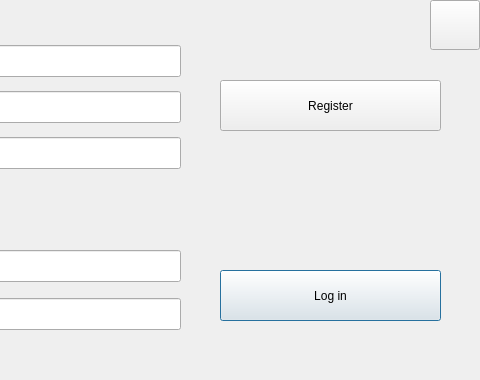
First picture: the form in Client/settingsdialog.ui, repository ArtemD/SpeedFreak, before the edit; both pictures show x 320 to 800 and y 0 to 380 of the 800 by 380 pixel window.
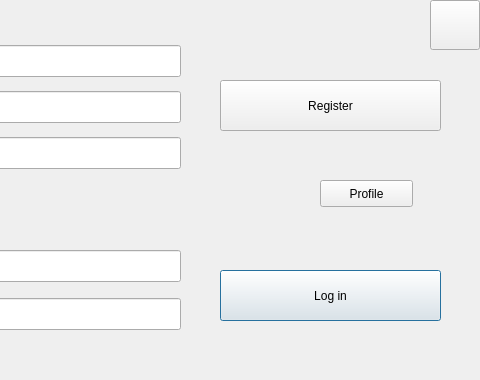
Second picture: the form after the edit. Icons and pictures are not drawn.

Commit message: Profile dialog development

```diff
--- a/Client/settingsdialog.ui
+++ b/Client/settingsdialog.ui
@@ -257,6 +257,29 @@
     </size>
    </property>
   </widget>
+  <widget class="QPushButton" name="pushButtonProfile">
+   <property name="geometry">
+    <rect>
+     <x>640</x>
+     <y>180</y>
+     <width>93</width>
+     <height>27</height>
+    </rect>
+   </property>
+   <property name="text">
+    <string>Profile</string>
+   </property>
+  </widget>
+  <zorder>label</zorder>
+  <zorder>setUserLabel</zorder>
+  <zorder>setUserPushButton</zorder>
+  <zorder>registrateLabel</zorder>
+  <zorder>registratePushButton</zorder>
+  <zorder>layoutWidget</zorder>
+  <zorder>labelInfoToUser</zorder>
+  <zorder>layoutWidget</zorder>
+  <zorder>pushButtonInfo</zorder>
+  <zorder>pushButtonProfile</zorder>
  </widget>
  <tabstops>
   <tabstop>regUserNameLineEdit</tabstop>
```
The commit also changes 24 other files.
